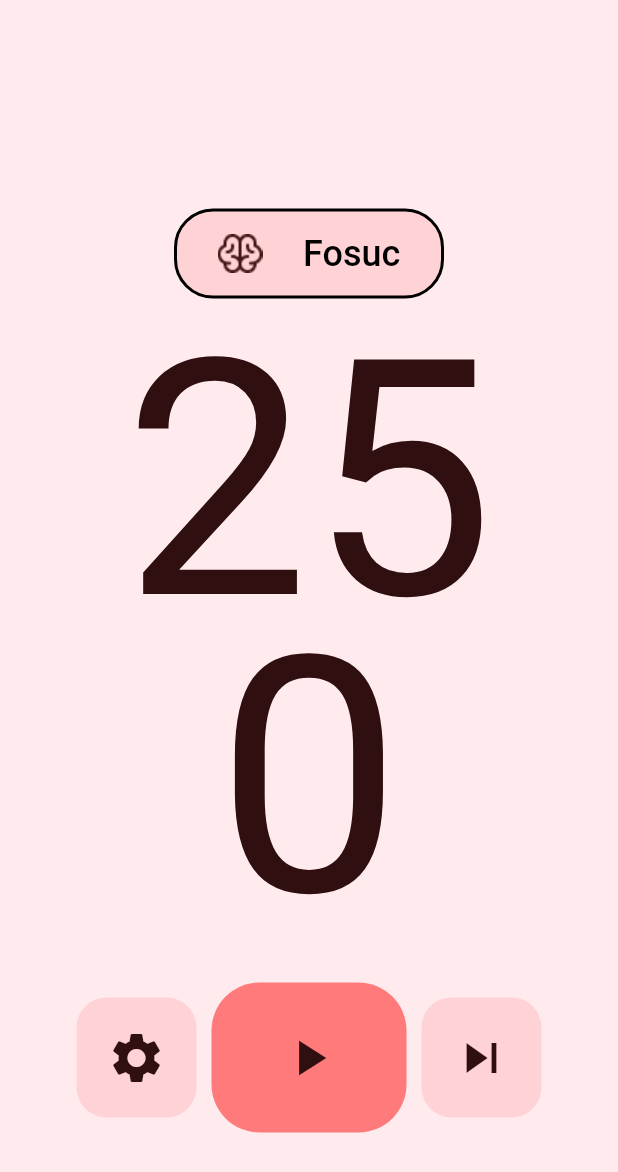
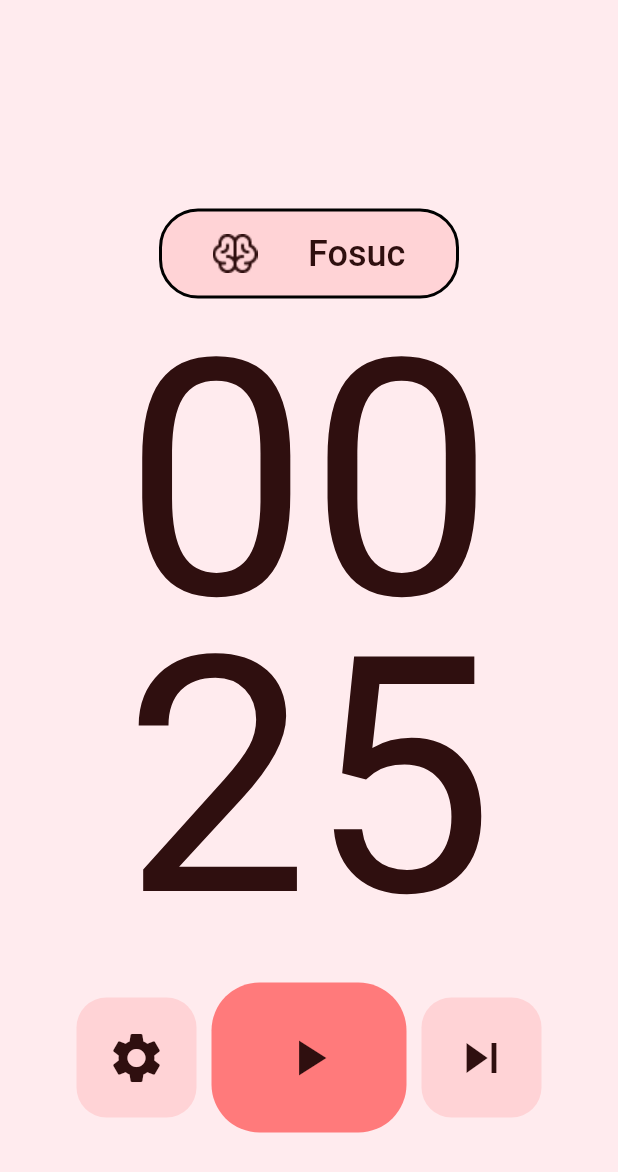
Before and after one commit to TalgatBatyrov/pomodoro, a Flutter app: the screen it shows after launch, on a phone screen of 412 x 824 dp. Shown: the top 1172 px of the screen. Run offline on Flutter 3.47's test engine with Material 2 defaults, Android fonts, the phone set to English and light mode, and no system bars; our stand-ins replace flutter_bloc.

Commit message:
feat: auto_resume_timer_cubit

```diff
--- a/lib/app/app.dart
+++ b/lib/app/app.dart
@@ -1,5 +1,6 @@
 import 'package:flutter/material.dart';
 import 'package:flutter_bloc/flutter_bloc.dart';
+import 'package:pomodoro/cubits/auto_resume_timer_cubit.dart';
 import 'package:pomodoro/cubits/theme_cubit.dart';
 import 'package:pomodoro/cubits/timer_state_cubit.dart';
 import '../cubits/timer_play_button_cubit.dart';
@@ -15,6 +16,7 @@ class App extends StatelessWidget {
           BlocProvider(create: (_) => ThemeCubit()),
           BlocProvider(create: (_) => TimerStateCubit()),
           BlocProvider(create: (_) => TimerPlayButtonCubit()),
+          BlocProvider(create: (_) => AutoResumeTimerCubit())
         ],
         child: BlocBuilder<ThemeCubit, ThemeData>(
           builder: (context, state) {
--- /dev/null
+++ b/lib/cubits/auto_resume_timer_cubit.dart
@@ -0,0 +1,18 @@
+import 'package:flutter_bloc/flutter_bloc.dart';
+
+enum AutoResumeState {
+  enable,
+  disable,
+}
+
+class AutoResumeTimerCubit extends Cubit<AutoResumeState> {
+  AutoResumeTimerCubit() : super(AutoResumeState.disable);
+
+  void toggleAutoResume() {
+    if (state == AutoResumeState.disable) {
+      emit(AutoResumeState.enable);
+    } else {
+      emit(AutoResumeState.disable);
+    }
+  }
+}
--- a/lib/cubits/theme_cubit.dart
+++ b/lib/cubits/theme_cubit.dart
@@ -4,8 +4,10 @@ import 'package:flutter_bloc/flutter_bloc.dart';
 class ThemeCubit extends Cubit<ThemeData> {
   ThemeCubit() : super(ThemeData.light());
 
+  bool get isLight => state.brightness == Brightness.light;
+
   void toggleTheme() {
-    if (state.brightness == Brightness.light) {
+    if (isLight) {
       emit(ThemeData.dark());
     } else {
       emit(ThemeData.light());
--- a/lib/widgets/elements/pomodoro_action_buttons/elements/next_page.dart
+++ b/lib/widgets/elements/pomodoro_action_buttons/elements/next_page.dart
@@ -1,5 +1,6 @@
 import 'package:flutter/material.dart';
 import 'package:flutter_bloc/flutter_bloc.dart';
+import '../../../../cubits/theme_cubit.dart';
 import '../../../../cubits/timer_state_cubit.dart';
 
 class NextPage extends StatelessWidget {
@@ -13,6 +14,7 @@ class NextPage extends StatelessWidget {
   @override
   Widget build(BuildContext context) {
     final nextPage = context.read<TimerStateCubit>().nextPage;
+    final themeCubit = context.watch<ThemeCubit>();
     return GestureDetector(
       onTap: nextPage,
       child: Container(
@@ -20,12 +22,12 @@ class NextPage extends StatelessWidget {
         height: 80,
         decoration: BoxDecoration(
           borderRadius: BorderRadius.circular(20),
-          color: state.colors,
+          color: state.settingsAndNextPageColorsLight,
         ),
-        child: const Icon(
+        child: Icon(
           Icons.skip_next,
           size: 40,
-          color: Color.fromARGB(255, 47, 15, 15),
+          color: themeCubit.isLight ? state.timerColorLightTheme : Colors.white,
         ),
       ),
     );
--- a/lib/widgets/elements/pomodoro_action_buttons/elements/settings/settings.dart
+++ b/lib/widgets/elements/pomodoro_action_buttons/elements/settings/settings.dart
@@ -1,6 +1,8 @@
 import 'package:flutter/cupertino.dart';
 import 'package:flutter/material.dart';
+import 'package:flutter_bloc/flutter_bloc.dart';
 import 'package:pomodoro/widgets/elements/pomodoro_action_buttons/elements/settings/settings_modal.dart';
+import '../../../../../cubits/theme_cubit.dart';
 import '../../../../../cubits/timer_state_cubit.dart';
 
 class Settings extends StatelessWidget {
@@ -13,6 +15,7 @@ class Settings extends StatelessWidget {
 
   @override
   Widget build(BuildContext context) {
+    final themeCubit = context.watch<ThemeCubit>();
     return GestureDetector(
       onTap: () {
         showCupertinoDialog(
@@ -30,12 +33,12 @@ class Settings extends StatelessWidget {
         height: 80,
         decoration: BoxDecoration(
           borderRadius: BorderRadius.circular(20),
-          color: state.colors,
+          color: state.settingsAndNextPageColorsLight,
         ),
-        child: const Icon(
+        child: Icon(
           Icons.settings,
           size: 40,
-          color: Color.fromARGB(255, 47, 15, 15),
+          color: themeCubit.isLight ? state.timerColorLightTheme : Colors.white,
         ),
       ),
     );
--- a/lib/widgets/elements/pomodoro_action_buttons/elements/toggle.dart
+++ b/lib/widgets/elements/pomodoro_action_buttons/elements/toggle.dart
@@ -1,5 +1,6 @@
 import 'package:flutter/material.dart';
 import 'package:flutter_bloc/flutter_bloc.dart';
+import '../../../../cubits/theme_cubit.dart';
 import '../../../../cubits/timer_play_button_cubit.dart';
 import '../../../../cubits/timer_state_cubit.dart';
 
@@ -14,6 +15,7 @@ class Toggle extends StatelessWidget {
   @override
   Widget build(BuildContext context) {
     final timerPlayButtonCubit = context.read<TimerPlayButtonCubit>();
+    final themeCubit = context.watch<ThemeCubit>();
     return GestureDetector(
       onTap: timerPlayButtonCubit.toggle,
       child: Container(
@@ -24,18 +26,22 @@ class Toggle extends StatelessWidget {
           color: state.toggleButtonColor,
         ),
         child: BlocBuilder<TimerPlayButtonCubit, TimerPlayButtonState>(
-          builder: (context, state) {
-            if (state == TimerPlayButtonState.pause) {
-              return const Icon(
+          builder: (context, playButtonState) {
+            if (playButtonState == TimerPlayButtonState.pause) {
+              return Icon(
                 Icons.play_arrow,
                 size: 40,
-                color: Color.fromARGB(255, 47, 15, 15),
+                color: themeCubit.isLight
+                    ? state.timerColorLightTheme
+                    : Colors.white,
               );
             }
-            return const Icon(
+            return Icon(
               Icons.pause,
               size: 40,
-              color: Color.fromARGB(255, 47, 15, 15),
+              color: themeCubit.isLight
+                  ? state.timerColorLightTheme
+                  : Colors.white,
             );
           },
         ),
--- a/lib/widgets/elements/pomodoro_timer.dart
+++ b/lib/widgets/elements/pomodoro_timer.dart
@@ -1,6 +1,9 @@
+import 'package:easy_localization/easy_localization.dart';
 import 'package:flutter/material.dart';
 import 'package:flutter_bloc/flutter_bloc.dart';
+import 'package:pomodoro/cubits/auto_resume_timer_cubit.dart';
 
+import '../../cubits/theme_cubit.dart';
 import '../../cubits/timer_cubit.dart';
 import '../../cubits/timer_play_button_cubit.dart';
 import '../../cubits/timer_state_cubit.dart';
@@ -20,6 +23,7 @@ class _PomodoroTimerState extends State<PomodoroTimer> {
   late final _timerCubit = TimerCubit(
     context.read<TimerStateCubit>(),
     context.read<TimerPlayButtonCubit>(),
+    context.read<AutoResumeTimerCubit>(),
   );
 
   @override
@@ -31,11 +35,14 @@ class _PomodoroTimerState extends State<PomodoroTimer> {
   @override
   Widget build(BuildContext context) {
     final timerPlayButtonCubit = context.watch<TimerPlayButtonCubit>();
+    final themeCubit = context.watch<ThemeCubit>();
+    var format = NumberFormat("00");
 
     final style = TextStyle(
       height: .9,
       fontSize: 220,
-      color: widget.state.timerColor,
+      color:
+          themeCubit.isLight ? widget.state.timerColorLightTheme : Colors.white,
       fontWeight: timerPlayButtonCubit.state == TimerPlayButtonState.play
           ? FontWeight.w900
           : FontWeight.normal,
@@ -49,12 +56,12 @@ class _PomodoroTimerState extends State<PomodoroTimer> {
             AnimatedDefaultTextStyle(
               style: style,
               duration: const Duration(milliseconds: 200),
-              child: Text('${state.inSeconds ~/ 60}'),
+              child: Text(format.format(state.inSeconds ~/ 60)),
             ),
             AnimatedDefaultTextStyle(
               style: style,
               duration: const Duration(milliseconds: 200),
-              child: Text('${state.inSeconds % 60}'),
+              child: Text(format.format(state.inSeconds % 60)),
             ),
           ],
         );
--- a/lib/widgets/elements/pomodoro_title.dart
+++ b/lib/widgets/elements/pomodoro_title.dart
@@ -1,5 +1,7 @@
 import 'package:flutter/material.dart';
+import 'package:flutter_bloc/flutter_bloc.dart';
 
+import '../../cubits/theme_cubit.dart';
 import '../../cubits/timer_state_cubit.dart';
 
 class PomodoroTitle extends StatelessWidget {
@@ -11,21 +13,33 @@ class PomodoroTitle extends StatelessWidget {
 
   @override
   Widget build(BuildContext context) {
+    final themeCubit = context.watch<ThemeCubit>();
     return Container(
-      width: 180,
+      width: 200,
       height: 60,
       decoration: BoxDecoration(
-          border: const Border.fromBorderSide(BorderSide(width: 2)),
-          color: state.colors,
+          border: Border.fromBorderSide(
+            BorderSide(
+              width: 2,
+              color: themeCubit.isLight ? Colors.black : Colors.white,
+            ),
+          ),
+          color: state.settingsAndNextPageColorsLight,
           borderRadius: BorderRadius.circular(26)),
       child: Row(
         mainAxisAlignment: MainAxisAlignment.spaceEvenly,
         children: [
-          Image(image: AssetImage(state.assetName)),
+          Image(
+            image: AssetImage(state.assetName),
+            color:
+                themeCubit.isLight ? state.timerColorLightTheme : Colors.white,
+          ),
           Text(
             state.title,
-            style: const TextStyle(
-              color: Colors.black,
+            style: TextStyle(
+              color: themeCubit.isLight
+                  ? state.timerColorLightTheme
+                  : Colors.white,
               fontSize: 24,
               fontWeight: FontWeight.w500,
             ),
--- a/lib/widgets/home_page.dart
+++ b/lib/widgets/home_page.dart
@@ -1,5 +1,6 @@
 import 'package:flutter/material.dart';
 import 'package:flutter_bloc/flutter_bloc.dart';
+import 'package:pomodoro/cubits/theme_cubit.dart';
 import 'package:pomodoro/cubits/timer_state_cubit.dart';
 
 import 'elements/pomodoro_action_buttons/pomodoro_action_buttons.dart';
@@ -16,11 +17,14 @@ class HomePage extends StatefulWidget {
 class _HomePageState extends State<HomePage> {
   @override
   Widget build(BuildContext context) {
+    final themeCubit = context.watch<ThemeCubit>();
     return BlocBuilder<TimerStateCubit, TimerState>(
       builder: (context, state) {
         return Scaffold(
           body: Container(
-            color: state.backgroundColor,
+            color: themeCubit.isLight
+                ? state.backgroundColorLight
+                : state.backgroundColorDark,
             child: Column(
               mainAxisAlignment: MainAxisAlignment.center,
               children: [
--- a/pubspec.yaml
+++ b/pubspec.yaml
@@ -35,6 +35,7 @@ dependencies:
   # Use with the CupertinoIcons class for iOS style icons.
   cupertino_icons: ^1.0.2
   flutter_bloc: ^8.0.1
+  easy_localization: ^3.0.1
 
 dev_dependencies:
   flutter_test:
```
Also changed, not shown: lib/cubits/timer_cubit.dart (+24 -10 lines), lib/cubits/timer_state_cubit.dart (+28 -3 lines), lib/widgets/elements/pomodoro_action_buttons/elements/settings/settings_item.dart (+7 -3 lines), lib/widgets/elements/pomodoro_action_buttons/elements/settings/settings_modal.dart (+20 -7 lines), pubspec.lock, 1 other file.
